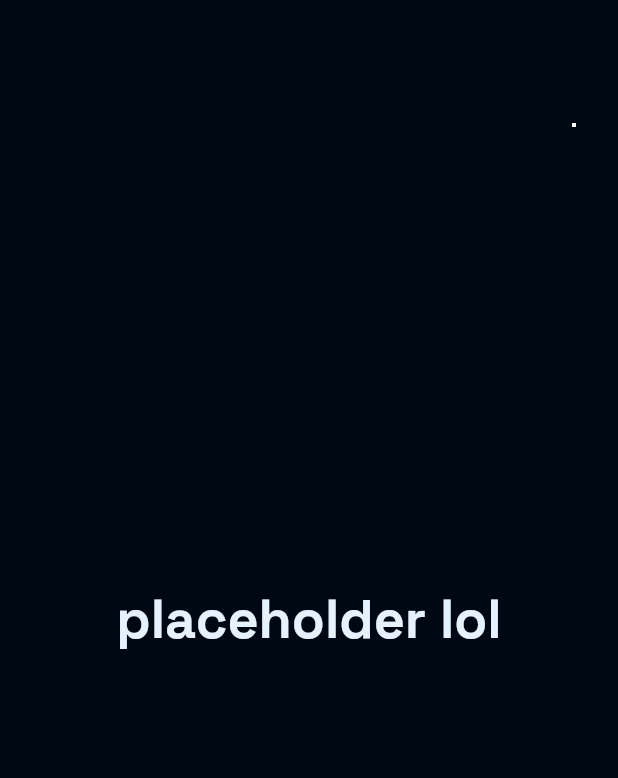
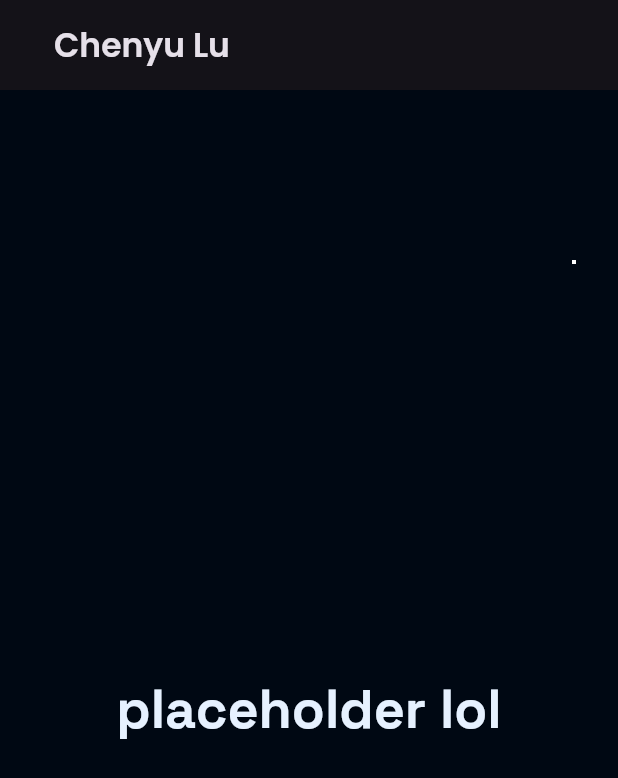
Before and after one commit to HisMonDon/Portfolio-Website, a Flutter app: the screen it shows after launch, on a phone screen of 412 x 824 dp. Shown: the top 778 px of the screen. Run offline on Flutter 3.47's test engine with Material 3 defaults, Android fonts, the phone set to English and light mode, and no system bars; our stand-ins replace google_fonts.

Commit message:
added default appbar

```diff
--- a/lib/presentation/screens/portfolio_screen.dart
+++ b/lib/presentation/screens/portfolio_screen.dart
@@ -51,6 +51,13 @@ class _PortfolioScreenState extends State<PortfolioScreen> {
   @override
   Widget build(BuildContext context) {
     return Scaffold(
+      appBar: AppBar(
+        title: Padding(
+          padding: const EdgeInsets.only(left: 20.0),
+          child: Text("Chenyu Lu"),
+        ),
+        toolbarHeight: 60,
+      ),
       body: Stack(
         children: [
           const AnimatedBackground(),
```
